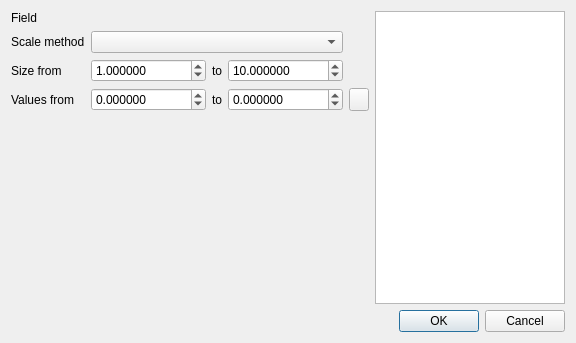
The window that src/ui/symbollayer/widget_size_scale.ui (carsmie/QGIS) describes before a commit, drawn with Qt 5.
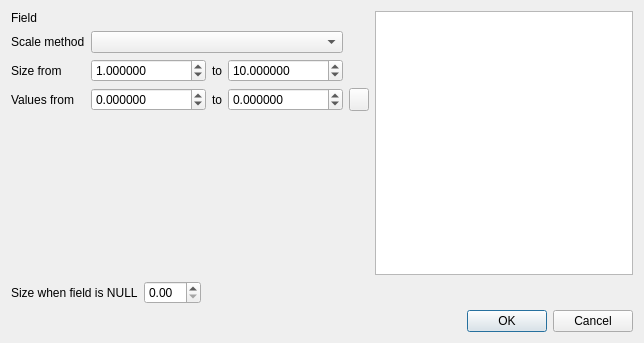
The same window after the commit. Custom widgets are drawn as their Qt base class.

Commit message: allow user to control size for NULL values added a field in the assistant to specify the symbol size when expression evaluates to NULL

What changed in the file:
```diff
--- a/src/ui/symbollayer/widget_size_scale.ui
+++ b/src/ui/symbollayer/widget_size_scale.ui
@@ -6,7 +6,7 @@
    <rect>
     <x>0</x>
     <y>0</y>
-    <width>576</width>
+    <width>644</width>
     <height>343</height>
    </rect>
   </property>
@@ -14,7 +14,7 @@
    <string>Dialog</string>
   </property>
   <layout class="QGridLayout" name="gridLayout_2">
-   <item row="0" column="0">
+   <item row="0" column="1">
     <layout class="QGridLayout" name="gridLayout">
      <item row="0" column="0">
       <widget class="QLabel" name="label_2">
@@ -150,10 +150,7 @@
      </item>
     </layout>
    </item>
-   <item row="0" column="1" rowspan="2">
-    <widget class="QTreeView" name="treeView"/>
-   </item>
-   <item row="1" column="0">
+   <item row="1" column="1">
     <spacer name="verticalSpacer">
      <property name="orientation">
       <enum>Qt::Vertical</enum>
@@ -166,7 +163,10 @@
      </property>
     </spacer>
    </item>
-   <item row="2" column="0" colspan="2">
+   <item row="0" column="2" rowspan="2">
+    <widget class="QTreeView" name="treeView"/>
+   </item>
+   <item row="6" column="1" colspan="2">
     <widget class="QDialogButtonBox" name="buttonBox">
      <property name="orientation">
       <enum>Qt::Horizontal</enum>
@@ -176,6 +176,37 @@
      </property>
     </widget>
    </item>
+   <item row="2" column="1">
+    <layout class="QHBoxLayout" name="horizontalLayout_3">
+     <item>
+      <widget class="QLabel" name="label_8">
+       <property name="text">
+        <string>Size when field is NULL</string>
+       </property>
+      </widget>
+     </item>
+     <item>
+      <widget class="QgsDoubleSpinBox" name="nullSizeSpinBox">
+       <property name="singleStep">
+        <double>0.100000000000000</double>
+       </property>
+      </widget>
+     </item>
+     <item>
+      <spacer name="horizontalSpacer">
+       <property name="orientation">
+        <enum>Qt::Horizontal</enum>
+       </property>
+       <property name="sizeHint" stdset="0">
+        <size>
+         <width>40</width>
+         <height>20</height>
+        </size>
+       </property>
+      </spacer>
+     </item>
+    </layout>
+   </item>
   </layout>
  </widget>
  <customwidgets>
```
The commit also changes 4 other files.
